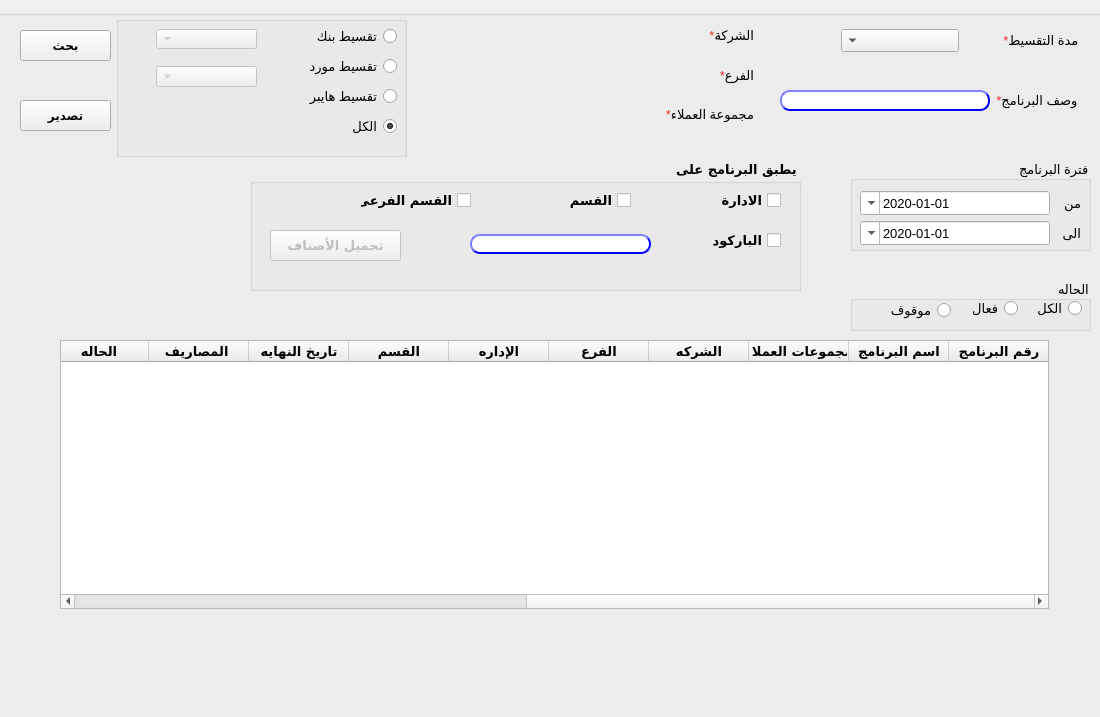
Above: presentation/reports_ui/installment.ui from shymaa123456/HyperPOS2020 before the change. Below: the same form after it.
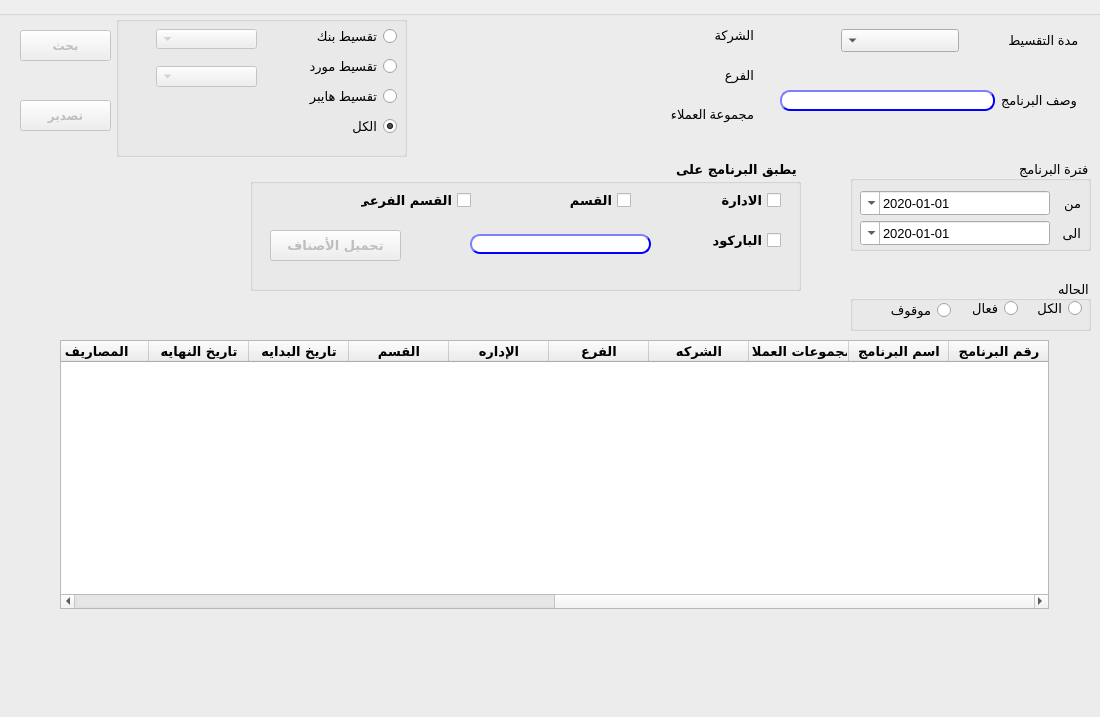
That is the form after the change.

Commit message: installment report

The edit to the form file:
```diff
--- a/presentation/reports_ui/installment.ui
+++ b/presentation/reports_ui/installment.ui
@@ -249,7 +249,7 @@
         <enum>Qt::RightToLeft</enum>
        </property>
        <property name="text">
-        <string>&lt;html&gt;&lt;head/&gt;&lt;body&gt;&lt;p align=&quot;right&quot;&gt;&lt;span style=&quot; color:#ef2929;&quot;&gt;*&lt;/span&gt;وصف البرنامج &lt;/p&gt;&lt;/body&gt;&lt;/html&gt;</string>
+        <string>&lt;html&gt;&lt;head/&gt;&lt;body&gt;&lt;p&gt;وصف البرنامج &lt;/p&gt;&lt;/body&gt;&lt;/html&gt;</string>
        </property>
        <property name="scaledContents">
         <bool>false</bool>
@@ -284,7 +284,7 @@
      <item>
       <widget class="QLabel" name="label_22">
        <property name="text">
-        <string>&lt;html&gt;&lt;head/&gt;&lt;body&gt;&lt;p align=&quot;right&quot;&gt;&lt;span style=&quot; color:#ef2929;&quot;&gt;*&lt;/span&gt;مدة التقسيط &lt;/p&gt;&lt;/body&gt;&lt;/html&gt;</string>
+        <string>&lt;html&gt;&lt;head/&gt;&lt;body&gt;&lt;p align=&quot;right&quot;&gt;مدة التقسيط &lt;/p&gt;&lt;/body&gt;&lt;/html&gt;</string>
        </property>
       </widget>
      </item>
@@ -309,21 +309,21 @@
         <enum>Qt::LeftToRight</enum>
        </property>
        <property name="text">
-        <string>&lt;html&gt;&lt;head/&gt;&lt;body&gt;&lt;p align=&quot;right&quot;&gt;&lt;span style=&quot; color:#ef2929;&quot;&gt;*&lt;/span&gt;الشركة&lt;/p&gt;&lt;/body&gt;&lt;/html&gt;</string>
+        <string>&lt;html&gt;&lt;head/&gt;&lt;body&gt;&lt;p align=&quot;right&quot;&gt;الشركة&lt;/p&gt;&lt;/body&gt;&lt;/html&gt;</string>
        </property>
       </widget>
      </item>
      <item>
       <widget class="QLabel" name="label_11">
        <property name="text">
-        <string>&lt;html&gt;&lt;head/&gt;&lt;body&gt;&lt;p align=&quot;right&quot;&gt;&lt;span style=&quot; color:#ef2929;&quot;&gt;*&lt;/span&gt;الفرع&lt;/p&gt;&lt;/body&gt;&lt;/html&gt;</string>
+        <string>&lt;html&gt;&lt;head/&gt;&lt;body&gt;&lt;p align=&quot;right&quot;&gt;الفرع&lt;/p&gt;&lt;/body&gt;&lt;/html&gt;</string>
        </property>
       </widget>
      </item>
      <item>
       <widget class="QLabel" name="label_12">
        <property name="text">
-        <string>&lt;html&gt;&lt;head/&gt;&lt;body&gt;&lt;p align=&quot;right&quot;&gt;&lt;span style=&quot; color:#ef2929;&quot;&gt;*&lt;/span&gt;مجموعة العملاء&lt;/p&gt;&lt;/body&gt;&lt;/html&gt;</string>
+        <string>&lt;html&gt;&lt;head/&gt;&lt;body&gt;&lt;p align=&quot;right&quot;&gt;مجموعة العملاء&lt;/p&gt;&lt;/body&gt;&lt;/html&gt;</string>
        </property>
       </widget>
      </item>
@@ -649,7 +649,7 @@
    </widget>
    <widget class="QPushButton" name="Qbtn_search">
     <property name="enabled">
-     <bool>true</bool>
+     <bool>false</bool>
     </property>
     <property name="geometry">
      <rect>
@@ -676,7 +676,7 @@
    </widget>
    <widget class="QPushButton" name="Qbtn_export">
     <property name="enabled">
-     <bool>true</bool>
+     <bool>false</bool>
     </property>
     <property name="geometry">
      <rect>
@@ -755,6 +755,11 @@
       <string>القسم</string>
      </property>
     </column>
+    <column>
+     <property name="text">
+      <string>تاريخ البدايه</string>
+     </property>
+    </column>
     <column>
      <property name="text">
       <string>تاريخ النهايه</string>
```
The commit also changes 1 other file.
